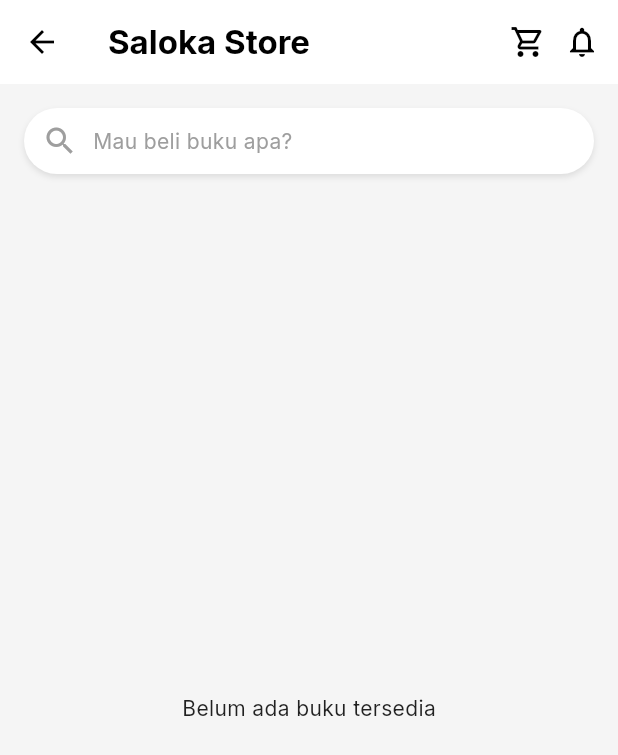
After one commit to ahmadakmalsyafii/Aksara, a Flutter app: the screen it shows once a user with an empty profile is signed in, item 2 of the bottom bar chosen, on a phone screen of 412 x 824 dp. The commit adds this screen. Shown: the top 755 px of the screen. Run offline on Flutter 3.47's test engine with Material 3 defaults, Android fonts, the phone set to English and light mode, and no system bars; our stand-ins replace cloud_firestore, equatable, firebase_auth, firebase_core, flutter_svg, get_it and 3 more; accounts and stored records are empty.

Commit message:
commit ke-3

```diff
--- a/lib/core/di/locator.dart
+++ b/lib/core/di/locator.dart
@@ -1,6 +1,5 @@
 import 'package:get_it/get_it.dart';
 import '../../services/auth_service.dart';
-import '../../services/book_repository.dart';
 import '../../services/progress_service.dart';
 import '../../services/gemini_service.dart';
 import '../../services/quiz_repository.dart';
@@ -12,7 +11,7 @@
 Future<void> setupLocator() async {
   locator.registerLazySingleton(() => AuthService());
   // locator.registerLazySingleton(() => BookRepository());
-  locator.registerLazySingleton(() => ProgressRepository());
+  // locator.registerLazySingleton(() => ProgressRepository());
   locator.registerLazySingleton(() => GeminiService());
   // locator.registerLazySingleton(() => QuizRepository(
   //   gemini: locator<GeminiService>(),
--- a/lib/models/book_model.dart
+++ b/lib/models/book_model.dart
@@ -5,6 +5,7 @@
   final String tahun;
   final String kelas;
   final String coverUrl;
+  final int harga;
   final List<String> kategori;
 
   BookModel({
@@ -15,6 +16,7 @@
     required this.kelas,
     required this.coverUrl,
     required this.kategori,
+    required this.harga,
   });
 
   factory BookModel.fromJson(Map<String, dynamic> json, String id) {
@@ -25,6 +27,7 @@
       tahun: json['tahun']?.toString() ?? '',
       kelas: json['kelas'] ?? '',
       coverUrl: json['coverUrl'] ?? '',
+      harga: json['harga'] ?? '',
       kategori: List<String>.from(json['kategori'] ?? []),
     );
   }
@@ -36,6 +39,7 @@
       'tahun': tahun,
       'kelas': kelas,
       'coverUrl': coverUrl,
+      'harga':harga,
       'kategori': kategori,
     };
   }
--- a/lib/views/chapter/chapter_content_page.dart
+++ b/lib/views/chapter/chapter_content_page.dart
@@ -1,3 +1,4 @@
+import 'package:aksara/services/user_stats_service.dart';
 import 'package:flutter/material.dart';
 import 'package:aksara/models/chapter_model.dart';
 import 'package:aksara/models/quiz_model.dart';
@@ -20,6 +21,7 @@
   final GeminiService gemini = GeminiService();
   final QuizService quizService = QuizService();
   final ProgressService progressService = ProgressService();
+  final StatsService statsService = StatsService();
 
   bool loading = false;
   bool generating = true;
@@ -35,6 +37,7 @@
     _splitContent();
     _prepareQuiz();
     _loadReadingProgress();
+    statsService.recordDailyRead();
   }
 
   void _splitContent() {
--- a/lib/views/quiz/quiz_page.dart
+++ b/lib/views/quiz/quiz_page.dart
@@ -1,3 +1,4 @@
+import 'package:aksara/services/user_stats_service.dart';
 import 'package:flutter/material.dart';
 import '../../models/chapter_model.dart';
 import '../../models/quiz_model.dart';
@@ -19,6 +20,8 @@
 
 class _QuizPageState extends State<QuizPage> {
   final QuizService quizService = QuizService();
+  final StatsService statsService = StatsService();
+
   late List<QuizModel> quizzes;
   Map<int, String> answers = {};
   bool loading = false;
@@ -50,6 +53,9 @@
 
     final score = (correct / quizzes.length * 100).round();
     print("✅ Score: $score, akan hapus quiz untuk chapter ${widget.chapter.id}");
+    if(score >= 60){
+      await statsService.addPoints(500);
+    }
 
     // hapus quiz di Firestore
     await quizService.deleteQuiz(widget.chapter.id);
--- /dev/null
+++ b/lib/views/saloka/saloka_page.dart
@@ -0,0 +1,140 @@
+import 'package:flutter/material.dart';
+import 'package:aksara/models/book_model.dart';
+import 'package:aksara/services/book_service.dart';
+
+class SalokaPage extends StatelessWidget {
+  const SalokaPage({super.key});
+
+  @override
+  Widget build(BuildContext context) {
+    final BookService bookService = BookService();
+
+    return Scaffold(
+      appBar: AppBar(
+        title: const Text("Saloka Store", style: TextStyle(fontWeight: FontWeight.bold)),
+        backgroundColor: Colors.white,
+        foregroundColor: Colors.black,
+        elevation: 0,
+        actions: const [
+          Icon(Icons.shopping_cart_outlined),
+          SizedBox(width: 12),
+          Icon(Icons.notifications_outlined),
+          SizedBox(width: 12),
+        ],
+      ),
+      body: Padding(
+        padding: const EdgeInsets.all(16.0),
+        child: Column(
+          children: [
+            // 🔍 Search Bar
+            Container(
+              padding: const EdgeInsets.symmetric(horizontal: 12, vertical: 10),
+              decoration: BoxDecoration(
+                color: Colors.white,
+                borderRadius: BorderRadius.circular(30),
+                boxShadow: [
+                  BoxShadow(
+                    color: Colors.black.withOpacity(0.1),
+                    blurRadius: 3,
+                    offset: const Offset(0, 2),
+                  )
+                ],
+              ),
+              child: const Row(
+                children: [
+                  Icon(Icons.search, color: Colors.grey),
+                  SizedBox(width: 10),
+                  Text("Mau beli buku apa?", style: TextStyle(color: Colors.grey)),
+                ],
+              ),
+            ),
+            const SizedBox(height: 20),
+
+            // 📚 Grid Buku dari Firestore
+            Expanded(
+              child: FutureBuilder<List<BookModel>>(
+                future: bookService.getAllBooks(),
+                builder: (context, snapshot) {
+                  if (snapshot.connectionState == ConnectionState.waiting) {
+                    return const Center(child: CircularProgressIndicator());
+                  }
+                  if (!snapshot.hasData || snapshot.data!.isEmpty) {
+                    return const Center(child: Text("Belum ada buku tersedia"));
+                  }
+
+                  final books = snapshot.data!;
+
+                  return GridView.builder(
+                    itemCount: books.length,
+                    gridDelegate: const SliverGridDelegateWithFixedCrossAxisCount(
+                      crossAxisCount: 2,
+                      mainAxisSpacing: 16,
+                      crossAxisSpacing: 16,
+                      childAspectRatio: 0.65,
+                    ),
+                    itemBuilder: (context, index) {
+                      final book = books[index];
+                      return Container(
+                        decoration: BoxDecoration(
+                          color: Colors.white,
+                          borderRadius: BorderRadius.circular(12),
+                          boxShadow: [
+                            BoxShadow(
+                              color: Colors.black.withOpacity(0.1),
+                              blurRadius: 3,
+                              offset: const Offset(0, 2),
+                            )
+                          ],
+                        ),
+                        child: Column(
+                          crossAxisAlignment: CrossAxisAlignment.start,
+                          children: [
+                            // Gambar Buku
+                            ClipRRect(
+                              borderRadius: const BorderRadius.vertical(top: Radius.circular(12)),
+                              child: Image.network(
+                                book.coverUrl,
+                                height: 150,
+                                width: double.infinity,
+                                fit: BoxFit.cover,
+                              ),
+                            ),
+                            Padding(
+                              padding: const EdgeInsets.all(8.0),
+                              child: Column(
+                                crossAxisAlignment: CrossAxisAlignment.start,
+                                children: [
+                                  Text(
+                                    book.judul,
+                                    maxLines: 1,
+                                    overflow: TextOverflow.ellipsis,
+                                    style: const TextStyle(fontWeight: FontWeight.bold),
+                                  ),
+                                  Text(
+                                    book.penerbit,
+                                    maxLines: 1,
+                                    overflow: TextOverflow.ellipsis,
+                                    style: const TextStyle(color: Colors.grey, fontSize: 12),
+                                  ),
+                                  const SizedBox(height: 4),
+                                  Text(
+                                    'Rp. ${book.harga.toString()}',
+                                    style: const TextStyle(fontWeight: FontWeight.bold),
+                                  ),
+                                ],
+                              ),
+                            )
+                          ],
+                        ),
+                      );
+                    },
+                  );
+                },
+              ),
+            ),
+          ],
+        ),
+      ),
+    );
+  }
+}
--- a/lib/widgets/custom_navbar.dart
+++ b/lib/widgets/custom_top_navbar.dart
@@ -1,11 +1,11 @@
 import 'package:flutter/material.dart';
 import 'package:flutter_svg/flutter_svg.dart';
 
-class CustomNavbar extends StatelessWidget {
+class CustomTopNavbar extends StatelessWidget {
   final String username;
   final int streak;
 
-  const CustomNavbar({super.key, required this.username, required this.streak});
+  const CustomTopNavbar({super.key, required this.username, required this.streak});
 
   @override
   Widget build(BuildContext context) {
```
Also changed, not shown: lib/models/history_model.dart (added, +36 -0 lines), lib/models/user_stats_model.dart (added, +29 -0 lines), lib/services/history_service.dart (added, +35 -0 lines), lib/services/user_service.dart (+11 -0 lines), lib/services/user_stats_service.dart (added, +84 -0 lines), lib/views/history/history_page.dart (added, +94 -0 lines), lib/views/home/home_page.dart (+48 -9 lines), lib/widgets/loading_indicator.dart (deleted, +0 -12 lines).
